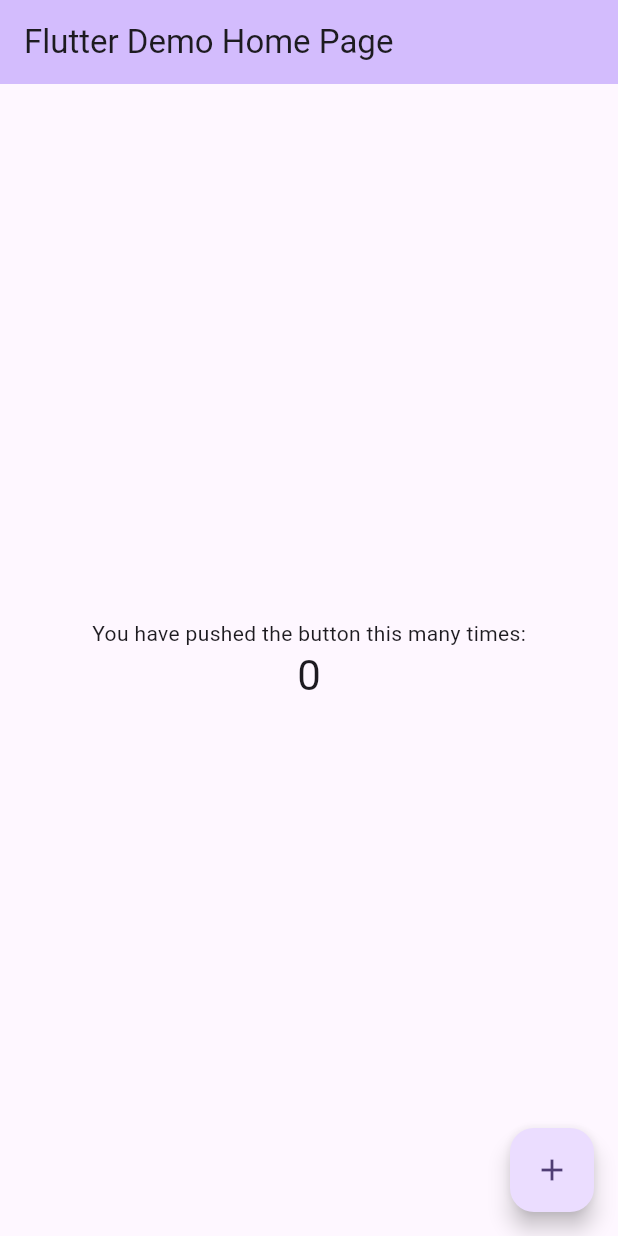
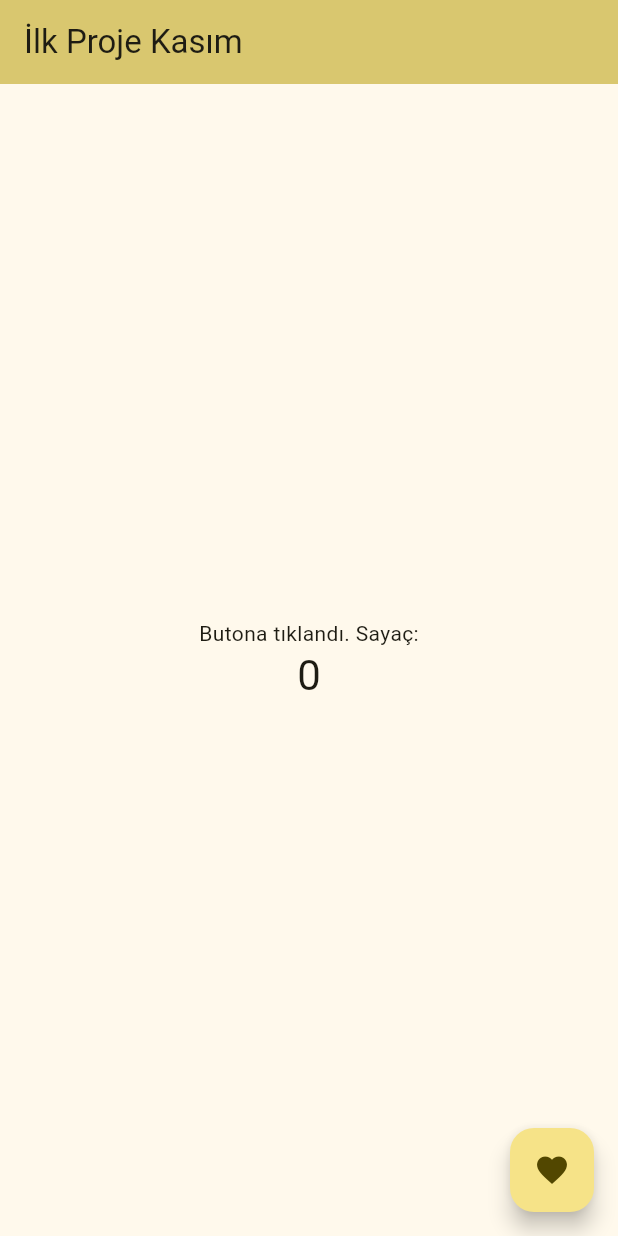
Before and after one commit to tugaytuna/MobilProgramlama-Flutter2026Eylul, a Flutter app: the screen it shows after launch, on a phone screen of 412 x 824 dp. Run offline on Flutter 3.47's test engine with Material 3 defaults, Android fonts, the phone set to English and light mode, and no system bars.

Commit message:
Update main.dart

```diff
--- a/18.Ders/flutter_application_1/lib/main.dart
+++ b/18.Ders/flutter_application_1/lib/main.dart
@@ -10,9 +10,13 @@ class MyApp extends StatelessWidget {
   @override
   Widget build(BuildContext context) {
     return MaterialApp(
-      title: 'Flutter Demo',
-      theme: ThemeData(colorScheme: .fromSeed(seedColor: Colors.deepPurple)),
-      home: const MyHomePage(title: 'Flutter Demo Home Page'),
+      title: 'İlk Proje',
+      theme: ThemeData(
+        colorScheme: .fromSeed(
+          seedColor: const Color.fromARGB(255, 231, 205, 56),
+        ),
+      ),
+      home: const MyHomePage(title: 'İlk Proje Kasım'),
     );
   }
 }
@@ -31,7 +35,7 @@ class _MyHomePageState extends State<MyHomePage> {
 
   void _incrementCounter() {
     setState(() {
-      _counter++;
+      _counter += 2;
     });
   }
 
@@ -47,7 +51,7 @@ class _MyHomePageState extends State<MyHomePage> {
         child: Column(
           mainAxisAlignment: .center,
           children: [
-            const Text('You have pushed the button this many times:'),
+            const Text('Butona tıklandı. Sayaç:'),
             Text(
               '$_counter',
               style: Theme.of(context).textTheme.headlineMedium,
@@ -58,7 +62,7 @@ class _MyHomePageState extends State<MyHomePage> {
       floatingActionButton: FloatingActionButton(
         onPressed: _incrementCounter,
         tooltip: 'Increment',
-        child: const Icon(Icons.add),
+        child: const Icon(Icons.favorite),
       ),
     );
   }
```
